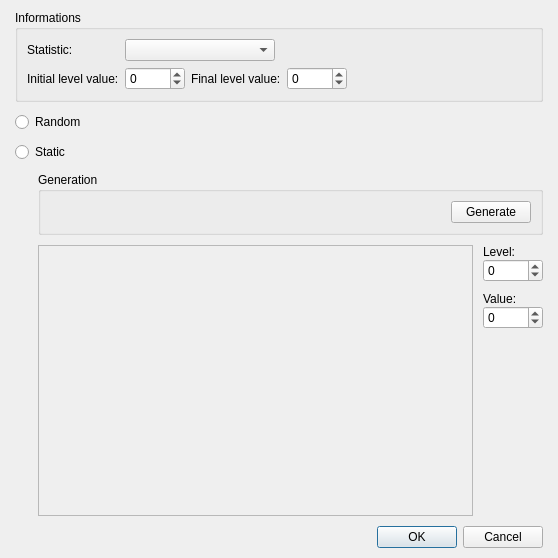
Old version of the form Engine/Dialogs/Systems/dialogsystemstatisticprogression.ui in the repository RPG-Paper-Maker/RPG-Paper-Maker.
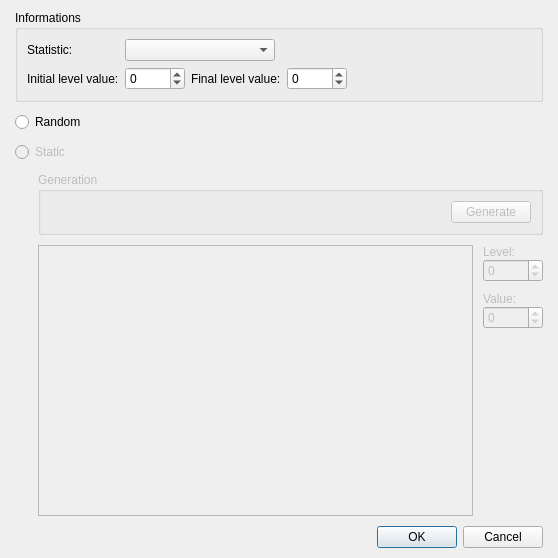
New version of the form.

Diff of the .ui file:
```diff
--- a/Engine/Dialogs/Systems/dialogsystemstatisticprogression.ui
+++ b/Engine/Dialogs/Systems/dialogsystemstatisticprogression.ui
@@ -162,6 +162,9 @@
        </item>
        <item row="1" column="0" colspan="2">
         <widget class="QRadioButton" name="radioButtonStatic">
+         <property name="enabled">
+          <bool>false</bool>
+         </property>
          <property name="text">
           <string>Static</string>
          </property>
@@ -182,6 +185,9 @@
        </item>
        <item row="2" column="1">
         <widget class="QGroupBox" name="groupBox">
+         <property name="enabled">
+          <bool>false</bool>
+         </property>
          <property name="title">
           <string>Generation</string>
          </property>
@@ -237,6 +243,9 @@
              </property>
              <item>
               <widget class="QLabel" name="label_3">
+               <property name="enabled">
+                <bool>false</bool>
+               </property>
                <property name="text">
                 <string>Level:</string>
                </property>
@@ -244,6 +253,9 @@
              </item>
              <item>
               <widget class="QSpinBox" name="spinBoxLevel">
+               <property name="enabled">
+                <bool>false</bool>
+               </property>
                <property name="minimumSize">
                 <size>
                  <width>60</width>
@@ -273,6 +285,9 @@
              </property>
              <item>
               <widget class="QLabel" name="label_4">
+               <property name="enabled">
+                <bool>false</bool>
+               </property>
                <property name="text">
                 <string>Value:</string>
                </property>
@@ -280,6 +295,9 @@
              </item>
              <item>
               <widget class="QSpinBox" name="spinBoxValue">
+               <property name="enabled">
+                <bool>false</bool>
+               </property>
                <property name="minimumSize">
                 <size>
                  <width>60</width>
```
Left out of the diff: 3 changed lines with no effect on the pictures.
